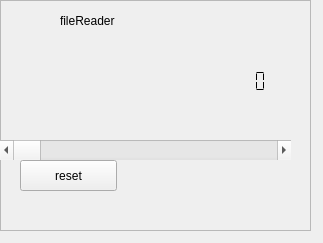
Qt form swreceiver/plugins/input/filereader/widget.ui (JvanKatwijk/sdr-j-sw) before a commit.
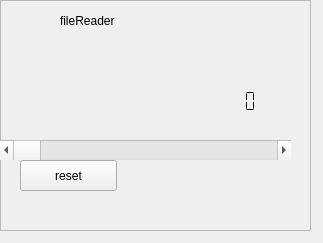
The same form after that commit.

```diff
--- a/swreceiver/plugins/input/filereader/widget.ui
+++ b/swreceiver/plugins/input/filereader/widget.ui
@@ -46,7 +46,7 @@
      <rect>
       <x>10</x>
       <y>50</y>
-      <width>131</width>
+      <width>271</width>
       <height>21</height>
      </rect>
     </property>
@@ -86,8 +86,8 @@
    <widget class="QLCDNumber" name="rateDisplay">
     <property name="geometry">
      <rect>
-      <x>170</x>
-      <y>70</y>
+      <x>160</x>
+      <y>90</y>
       <width>121</width>
       <height>23</height>
      </rect>
```
